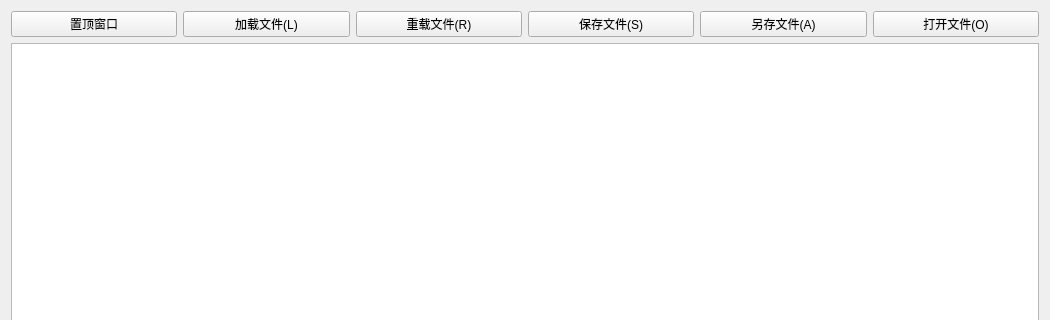
This is ui/editor2.ui in JeremyChim/dt as Qt 5 draws it before an edit; both pictures show x 0 to 1050 and y 0 to 320 of the 1050 by 675 pixel window. The edited form follows.
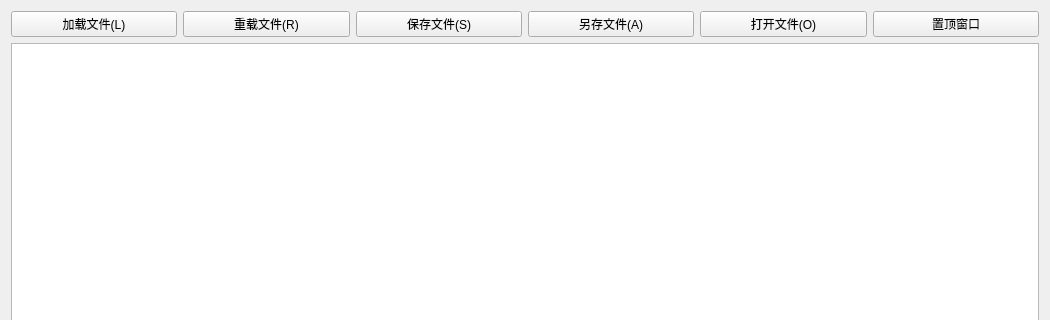
This is the edited form.

Diff of the .ui file:
```diff
--- a/ui/editor2.ui
+++ b/ui/editor2.ui
@@ -19,13 +19,6 @@
   <layout class="QVBoxLayout" name="verticalLayout">
    <item>
     <layout class="QHBoxLayout" name="horizontalLayout">
-     <item>
-      <widget class="QPushButton" name="TopBtn">
-       <property name="text">
-        <string>置顶窗口</string>
-       </property>
-      </widget>
-     </item>
      <item>
       <widget class="QPushButton" name="LoadBtn">
        <property name="text">
@@ -61,6 +54,13 @@
        </property>
       </widget>
      </item>
+     <item>
+      <widget class="QPushButton" name="TopBtn">
+       <property name="text">
+        <string>置顶窗口</string>
+       </property>
+      </widget>
+     </item>
     </layout>
    </item>
    <item>
```
